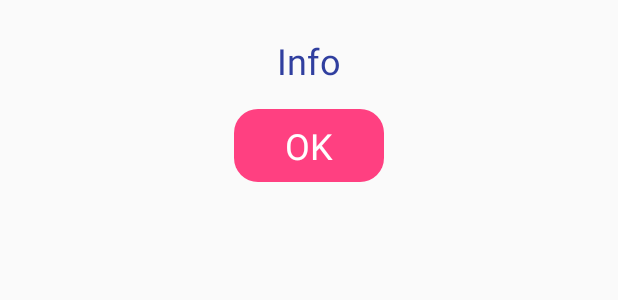
After one commit to GalaxyLion/WeatherApp, an Android app: the layout info_dialog.xml on its own in the app's theme, with its tools: preview values and no code run, on a phone screen of 412 x 824 dp. The commit adds this screen. Shown: the top 300 px of the screen. Run offline under Robolectric (Android 15) with nearby library versions, the phone set to English and light mode, and no system bars.

Commit message:
added about dialog, added db for last city

```diff
--- a/app/src/main/java/com/example/galax/weatherapp/SettingsActivity.java
+++ b/app/src/main/java/com/example/galax/weatherapp/SettingsActivity.java
@@ -3,13 +3,14 @@ package com.example.galax.weatherapp;
 import android.support.v7.app.AppCompatActivity;
 import android.os.Bundle;
 
+import com.example.galax.weatherapp.base.BaseActivity;
 import com.example.galax.weatherapp.screen.settings.SettingsContract;
 import com.example.galax.weatherapp.screen.settings.SettingsPresenter;
 import com.example.galax.weatherapp.screen.settings.SettingsView;
 
 import timber.log.Timber;
 
-public class SettingsActivity extends AppCompatActivity {
+public class SettingsActivity extends BaseActivity {
 
     private SettingsContract.SettingsView view;
     private SettingsContract.SettingsPresenter presenter;
@@ -20,7 +21,7 @@ public class SettingsActivity extends AppCompatActivity {
         super.onCreate(savedInstanceState);
         setContentView(R.layout.activity_settings);
         view = new SettingsView(findViewById(R.id.content_frame));
-        presenter = new SettingsPresenter();
+        presenter = new SettingsPresenter(this);
     }
 
     @Override
--- a/app/src/main/java/com/example/galax/weatherapp/WeatherActivity.java
+++ b/app/src/main/java/com/example/galax/weatherapp/WeatherActivity.java
@@ -27,7 +27,6 @@ public class WeatherActivity extends BaseActivity {
     @Override
     protected void onStart() {
         super.onStart();
-        getBus().register(presenter);
         presenter.setNavigator(getNavigator());
         presenter.start(view);
 
@@ -37,7 +36,5 @@ public class WeatherActivity extends BaseActivity {
     protected void onStop() {
         super.onStop();
         presenter.stop();
-        getBus().unregister(presenter);
-
     }
 }
--- a/app/src/main/java/com/example/galax/weatherapp/screen/weather/WeatherContract.java
+++ b/app/src/main/java/com/example/galax/weatherapp/screen/weather/WeatherContract.java
@@ -17,6 +17,7 @@ public interface WeatherContract {
         void showLoading(boolean show);
         void showEmpty(boolean show);
         void showResult(boolean show);
+        void showCitySearch(String city);
         void setDaysWeather(int i, String days, int icon, String temp);
         Observable <Object> settingsBtnAction();
     }
--- a/app/src/main/java/com/example/galax/weatherapp/screen/weather/WeatherView.java
+++ b/app/src/main/java/com/example/galax/weatherapp/screen/weather/WeatherView.java
@@ -128,7 +128,10 @@ public class WeatherView implements WeatherContract.View {
         daysList.get(i).getTemp().setText(temp);
     }
 
-
+    @Override
+    public void showCitySearch(String city) {
+        searchCity.setText(city);
+    }
 
     @Override
     public Observable<CharSequence> searchChanged() {
--- /dev/null
+++ b/app/src/main/java/com/example/galax/weatherapp/utils/Constants.java
@@ -0,0 +1,6 @@
+package com.example.galax.weatherapp.utils;
+
+public class Constants {
+    public static final String UNIT_TEMP = "UNIT_TEMP";
+    public static final String CITY = "CITY";
+}
--- /dev/null
+++ b/app/src/main/res/drawable/confirm_btn.xml
@@ -0,0 +1,24 @@
+<?xml version="1.0" encoding="utf-8"?>
+<selector xmlns:android="http://schemas.android.com/apk/res/android">
+    <item android:state_pressed="true">
+        <shape android:shape="rectangle"
+            xmlns:android="http://schemas.android.com/apk/res/android">
+            <corners android:radius="16dp"/>
+            <solid android:color="@color/colorPrimaryDark"/>
+        </shape>
+    </item>
+    <item android:state_enabled="false">
+        <shape android:shape="rectangle"
+            xmlns:android="http://schemas.android.com/apk/res/android">
+            <corners android:radius="16dp"/>
+            <solid android:color="@color/colorGray"/>
+        </shape>
+    </item>
+    <item>
+        <shape android:shape="rectangle"
+            xmlns:android="http://schemas.android.com/apk/res/android">
+        <solid android:color="@color/colorAccent"/>
+        <corners android:radius="16dp"/>
+    </shape>
+    </item>
+</selector>
--- /dev/null
+++ b/app/src/main/res/layout/info_dialog.xml
@@ -0,0 +1,52 @@
+<?xml version="1.0" encoding="utf-8"?>
+<android.support.constraint.ConstraintLayout xmlns:android="http://schemas.android.com/apk/res/android"
+    xmlns:app="http://schemas.android.com/apk/res-auto"
+    xmlns:tools="http://schemas.android.com/tools"
+    android:layout_width="match_parent"
+    android:layout_height="match_parent">
+
+    <TextView
+        android:id="@+id/message"
+        android:layout_width="wrap_content"
+        android:layout_height="wrap_content"
+
+        android:layout_marginTop="24dp"
+        android:text="Info"
+        android:textColor="@color/colorPrimaryDark"
+        android:textSize="24sp"
+        android:gravity="center"
+        android:layout_marginStart="16dp"
+        android:layout_marginEnd="16dp"
+        android:maxLines="2"
+        app:layout_constraintEnd_toEndOf="parent"
+        app:layout_constraintStart_toStartOf="parent"
+        app:layout_constraintTop_toTopOf="parent" />
+
+    <FrameLayout
+        android:id="@+id/ok"
+        android:layout_width="wrap_content"
+        android:layout_height="wrap_content"
+        android:layout_marginStart="8dp"
+        android:layout_marginTop="16dp"
+        android:layout_marginEnd="8dp"
+        android:layout_marginBottom="16dp"
+        android:background="@drawable/confirm_btn"
+        app:layout_constraintBottom_toBottomOf="parent"
+        app:layout_constraintEnd_toEndOf="parent"
+        app:layout_constraintStart_toStartOf="parent"
+        app:layout_constraintTop_toBottomOf="@+id/message"
+        app:layout_constraintVertical_bias="0.0">
+
+        <TextView
+            android:layout_width="wrap_content"
+            android:layout_height="wrap_content"
+            android:layout_marginStart="34dp"
+            android:layout_marginTop="8dp"
+            android:layout_marginEnd="34dp"
+            android:layout_marginBottom="8dp"
+            android:text="OK"
+            android:textColor="@color/colorWhite"
+            android:textSize="24sp" />
+    </FrameLayout>
+
+</android.support.constraint.ConstraintLayout>
```
Also changed, not shown: app/src/main/java/com/example/galax/weatherapp/base/BaseActivity.java (+12 -6 lines), app/src/main/java/com/example/galax/weatherapp/base/dialogs/BaseDialog.java (added, +67 -0 lines), app/src/main/java/com/example/galax/weatherapp/base/dialogs/BaseDialogView.java (added, +52 -0 lines), app/src/main/java/com/example/galax/weatherapp/base/dialogs/DialogShower.java (added, +110 -0 lines), app/src/main/java/com/example/galax/weatherapp/base/dialogs/events/DialogWasDissmisedEvent.java (added, +7 -0 lines), app/src/main/java/com/example/galax/weatherapp/base/dialogs/events/EndCallEvent.java (added, +8 -0 lines), app/src/main/java/com/example/galax/weatherapp/base/dialogs/events/HideDialogEvent.java (added, +7 -0 lines), app/src/main/java/com/example/galax/weatherapp/base/dialogs/events/SetDialogCancelableEvent.java (added, +13 -0 lines), app/src/main/java/com/example/galax/weatherapp/base/dialogs/events/ShowDialogEvent.java (added, +14 -0 lines), app/src/main/java/com/example/galax/weatherapp/screen/settings/SettingsPresenter.java (+21 -11 lines), app/src/main/java/com/example/galax/weatherapp/screen/weather/WeatherPresenter.java (+37 -31 lines), app/src/main/res/drawable/login_modal_msg_bg.xml (added, +9 -0 lines), app/src/main/res/layout/base_modal_message.xml (added, +18 -0 lines).
